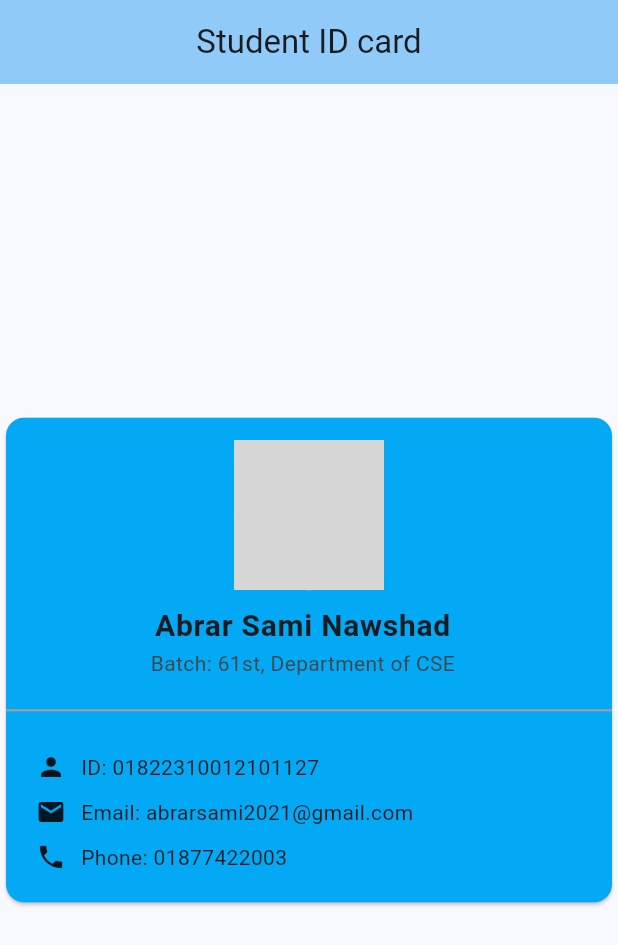
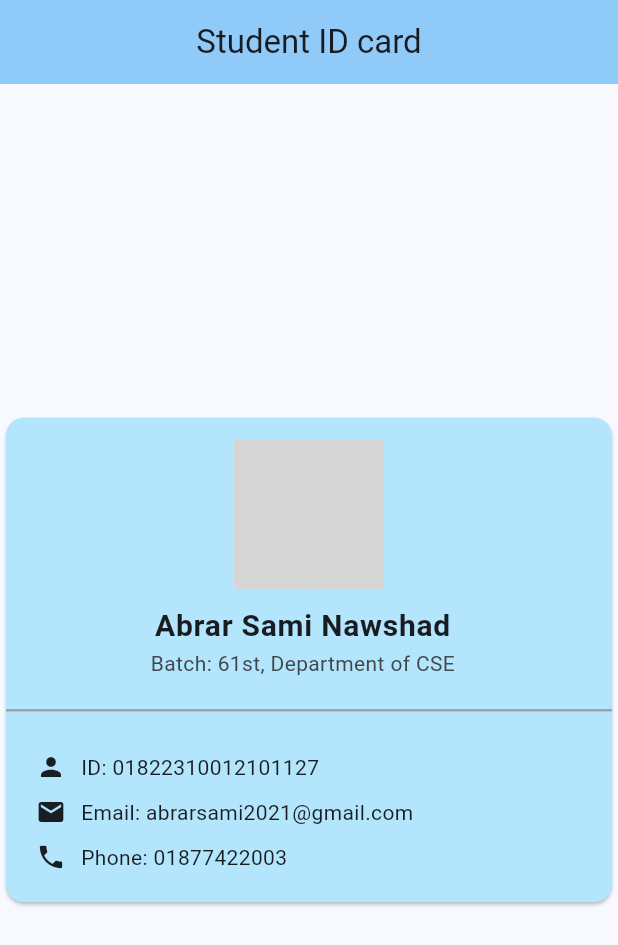
Before and after one commit to nawshad85/127_FA_8, a Flutter app: the screen it shows after launch, on a phone screen of 412 x 824 dp. Shown: the top 945 px of the screen. Run offline on Flutter 3.47's test engine with Material 3 defaults, Android fonts, the phone set to English and light mode, and no system bars; network calls fail; grey boxes are pictures that could not be loaded.

Commit message:
change the color

```diff
--- a/lib/main.dart
+++ b/lib/main.dart
@@ -33,7 +33,8 @@ class HomePage extends StatelessWidget {
           mainAxisAlignment: MainAxisAlignment.center,
           children: [
             Card(
-              color: Colors.lightBlue,
+              // color: Colors.lightBlue,
+            color: Color(0xFFB3E5FC),
               child: Column(
                 mainAxisSize: MainAxisSize.min,
                 children: [
```
